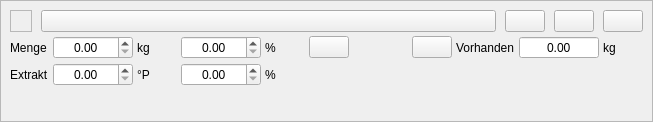
The window that kleiner-brauhelfer/widgets/wdgmalzgabe.ui (kleiner-brauhelfer/kleiner-brauhelfer-2) describes before a commit, drawn with Qt 5.
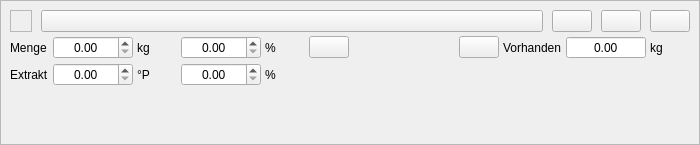
The same window after the commit. Icons and pictures are not drawn. Custom widgets are drawn as their Qt base class.

```diff
--- a/kleiner-brauhelfer/widgets/wdgmalzgabe.ui
+++ b/kleiner-brauhelfer/widgets/wdgmalzgabe.ui
@@ -6,8 +6,8 @@
    <rect>
     <x>0</x>
     <y>0</y>
-    <width>653</width>
-    <height>122</height>
+    <width>700</width>
+    <height>145</height>
    </rect>
   </property>
   <property name="sizePolicy">
```
Left out of the diff: 2 changed lines with no effect on the pictures.
